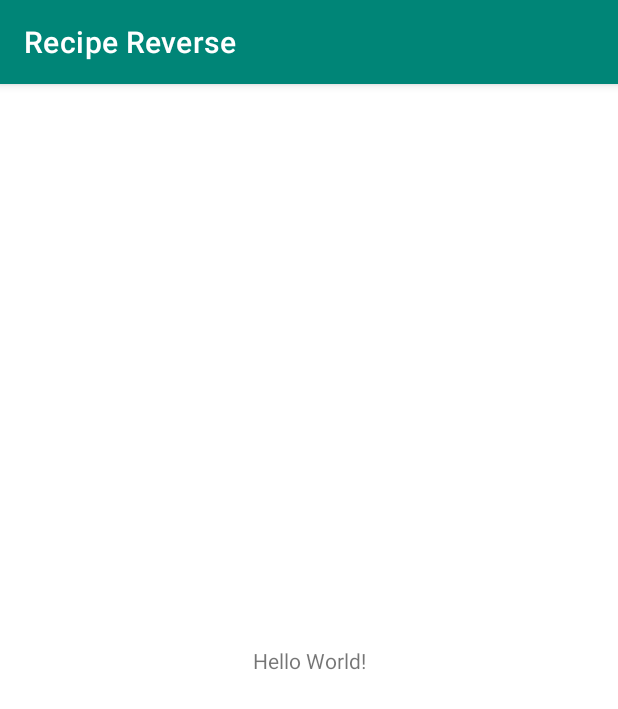
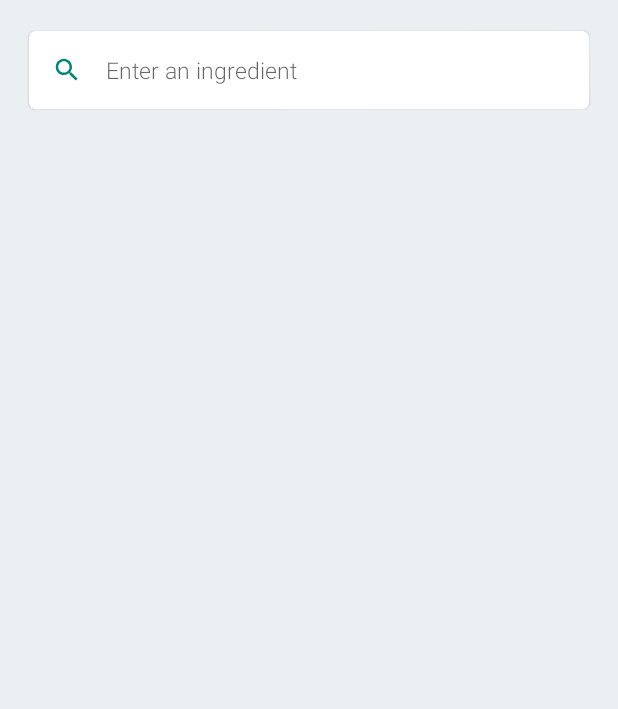
Before and after one commit to RobinCheptileh/recipe-reverse, an Android app: the screen it shows after launch (MainActivity), on a phone screen of 412 x 824 dp. Shown: the top 709 px of the screen. Run offline under Robolectric (Android 15) with nearby library versions, the phone set to English and light mode, and no system bars.

Commit message:
add launch screen

```diff
--- a/app/src/main/AndroidManifest.xml
+++ b/app/src/main/AndroidManifest.xml
@@ -12,7 +12,9 @@
         android:roundIcon="@mipmap/ic_launcher_round"
         android:supportsRtl="true"
         android:theme="@style/AppTheme">
-        <activity android:name=".MainActivity">
+        <activity
+            android:name=".MainActivity"
+            android:theme="@style/AppTheme.Launcher">
             <intent-filter>
                 <action android:name="android.intent.action.MAIN" />
                 <action android:name="android.intent.action.VIEW" />
--- a/app/src/main/java/com/cognition/android/recipereverse/MainActivity.java
+++ b/app/src/main/java/com/cognition/android/recipereverse/MainActivity.java
@@ -8,6 +8,7 @@ public class MainActivity extends AppCompatActivity {
 
     @Override
     protected void onCreate(Bundle savedInstanceState) {
+        setTheme(R.style.AppTheme);
         super.onCreate(savedInstanceState);
         setContentView(R.layout.activity_main);
     }
--- /dev/null
+++ b/app/src/main/res/drawable/ic_search_primary_20dp.xml
@@ -0,0 +1,5 @@
+<vector android:height="20dp" android:tint="#008577"
+    android:viewportHeight="24.0" android:viewportWidth="24.0"
+    android:width="20dp" xmlns:android="http://schemas.android.com/apk/res/android">
+    <path android:fillColor="#FF000000" android:pathData="M15.5,14h-0.79l-0.28,-0.27C15.41,12.59 16,11.11 16,9.5 16,5.91 13.09,3 9.5,3S3,5.91 3,9.5 5.91,16 9.5,16c1.61,0 3.09,-0.59 4.23,-1.57l0.27,0.28v0.79l5,4.99L20.49,19l-4.99,-5zM9.5,14C7.01,14 5,11.99 5,9.5S7.01,5 9.5,5 14,7.01 14,9.5 11.99,14 9.5,14z"/>
+</vector>
--- /dev/null
+++ b/app/src/main/res/drawable/launch_screen.xml
@@ -0,0 +1,14 @@
+<?xml version="1.0" encoding="utf-8"?>
+<layer-list xmlns:android="http://schemas.android.com/apk/res/android"
+    android:opacity="opaque">
+
+    <!-- The background color -->
+    <item android:drawable="@color/colorPrimary" />
+
+    <!-- The app logo -->
+    <item>
+        <bitmap
+            android:gravity="center"
+            android:src="@drawable/ic_launcher_web" />
+    </item>
+</layer-list>
--- a/app/src/main/res/layout/activity_main.xml
+++ b/app/src/main/res/layout/activity_main.xml
@@ -1,18 +1,32 @@
 <?xml version="1.0" encoding="utf-8"?>
-<androidx.constraintlayout.widget.ConstraintLayout xmlns:android="http://schemas.android.com/apk/res/android"
+<androidx.appcompat.widget.LinearLayoutCompat xmlns:android="http://schemas.android.com/apk/res/android"
     xmlns:app="http://schemas.android.com/apk/res-auto"
     xmlns:tools="http://schemas.android.com/tools"
     android:layout_width="match_parent"
     android:layout_height="match_parent"
+    android:orientation="vertical"
+    android:padding="16dp"
     tools:context=".MainActivity">
 
-    <TextView
-        android:layout_width="wrap_content"
+    <com.google.android.material.card.MaterialCardView
+        android:layout_width="match_parent"
         android:layout_height="wrap_content"
-        android:text="Hello World!"
-        app:layout_constraintBottom_toBottomOf="parent"
-        app:layout_constraintLeft_toLeftOf="parent"
-        app:layout_constraintRight_toRightOf="parent"
-        app:layout_constraintTop_toTopOf="parent" />
+        app:cardUseCompatPadding="true">
 
-</androidx.constraintlayout.widget.ConstraintLayout>
+        <androidx.appcompat.widget.AppCompatAutoCompleteTextView
+            android:layout_width="match_parent"
+            android:layout_height="wrap_content"
+            android:background="@android:color/transparent"
+            android:drawableStart="@drawable/ic_search_primary_20dp"
+            android:drawableLeft="@drawable/ic_search_primary_20dp"
+            android:drawablePadding="16dp"
+            android:fontFamily="sans-serif-light"
+            android:hint="@string/enter_an_ingredient"
+            android:inputType="text"
+            android:padding="16dp"
+            android:textSize="15sp" />
+
+    </com.google.android.material.card.MaterialCardView>
+
+
+</androidx.appcompat.widget.LinearLayoutCompat>
--- a/app/src/main/res/values/colors.xml
+++ b/app/src/main/res/values/colors.xml
@@ -3,4 +3,5 @@
     <color name="colorPrimary">#008577</color>
     <color name="colorPrimaryDark">#00574B</color>
     <color name="colorAccent">#D81B60</color>
+    <color name="colorBackgroundGrey">#ECEFF2</color>
 </resources>
--- a/app/src/main/res/values/strings.xml
+++ b/app/src/main/res/values/strings.xml
@@ -1,3 +1,4 @@
 <resources>
     <string name="app_name">Recipe Reverse</string>
+    <string name="enter_an_ingredient">Enter an ingredient</string>
 </resources>
--- a/app/src/main/res/values/styles.xml
+++ b/app/src/main/res/values/styles.xml
@@ -1,11 +1,17 @@
 <resources>
 
     <!-- Base application theme. -->
-    <style name="AppTheme" parent="Theme.MaterialComponents.Light.DarkActionBar">
+    <style name="AppTheme" parent="Theme.MaterialComponents.Light.NoActionBar">
         <!-- Customize your theme here. -->
         <item name="colorPrimary">@color/colorPrimary</item>
         <item name="colorPrimaryDark">@color/colorPrimaryDark</item>
         <item name="colorAccent">@color/colorAccent</item>
+        <item name="android:windowBackground">@color/colorBackgroundGrey</item>
     </style>
 
+    <!-- Base application launcher theme. -->
+    <style name="AppTheme.Launcher">
+        <item name="colorPrimaryDark">@color/colorPrimary</item>
+        <item name="android:windowBackground">@drawable/launch_screen</item>
+    </style>
 </resources>
```
Also changed, not shown: app/src/main/res/drawable-hdpi/ic_launcher_web.png (added), app/src/main/res/drawable-mdpi/ic_launcher_web.png (added), app/src/main/res/drawable-xhdpi/ic_launcher_web.png (added), app/src/main/res/drawable-xxhdpi/ic_launcher_web.png (added), app/src/main/res/drawable-xxxhdpi/ic_launcher_web.png (added).
